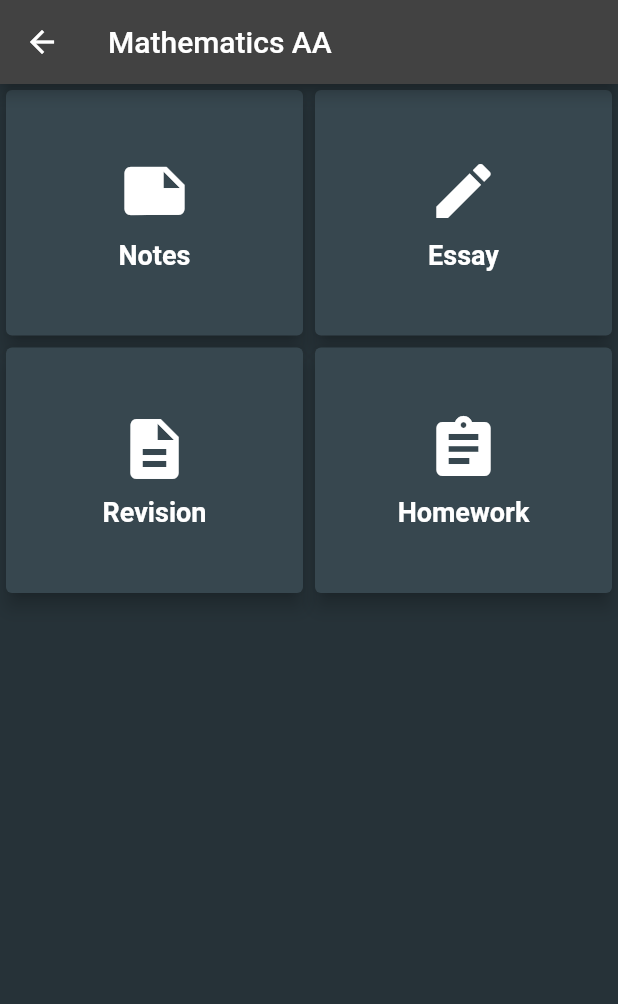
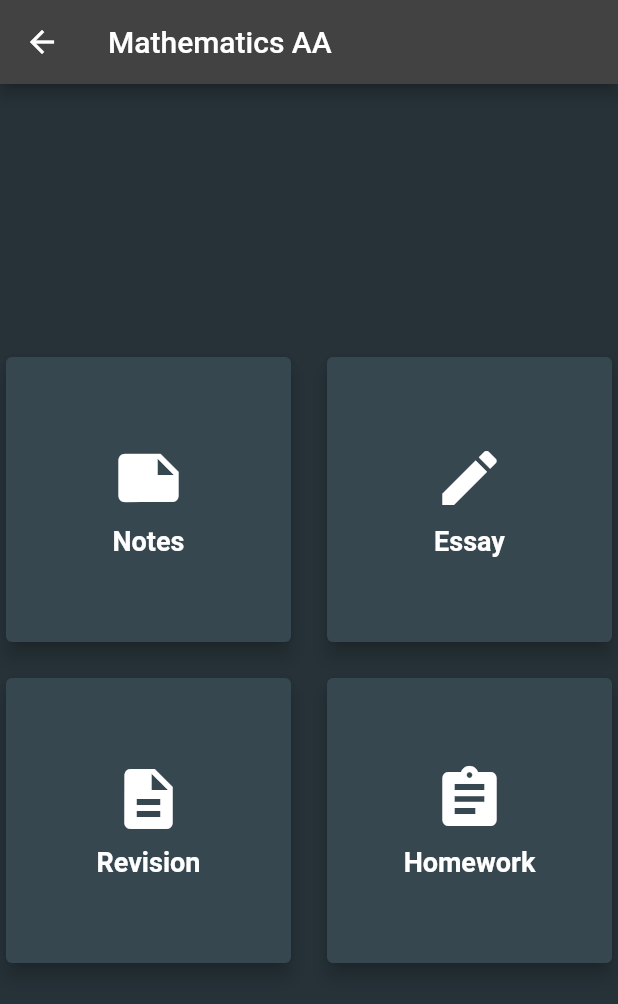
Before and after one commit to ImDaMilan/ibportal, a Flutter app: the screen it shows after launch, after a tap on "Mathematics AA", on a phone screen of 412 x 824 dp. Shown: the top 1004 px of the screen. Run offline on Flutter 3.47's test engine with Material 2 defaults, Android fonts, the phone set to English and light mode, and no system bars.

Commit message:
UI Small Fixes

```diff
--- a/lib/main.dart
+++ b/lib/main.dart
@@ -52,10 +52,12 @@ class _NoteAppState extends State<NoteApp> {
             ),
           ),
           Expanded(
+            child: Center(
               child: GridView.builder(
+                shrinkWrap: true,
                 gridDelegate: const SliverGridDelegateWithFixedCrossAxisCount(
                   crossAxisCount: 4,
-                childAspectRatio: 0.8, // Adjust this value for smaller boxes
+                  childAspectRatio: 0.8,
                 ),
                 itemCount: subjects.length,
                 itemBuilder: (context, index) {
@@ -77,13 +79,13 @@ class _NoteAppState extends State<NoteApp> {
                       child: Column(
                         mainAxisAlignment: MainAxisAlignment.center,
                         children: <Widget>[
-                        Icon(subjects[index]['icon'], size: 48), // Smaller icon
-                        const SizedBox(height: 8), // Adjusted spacing
+                          Icon(subjects[index]['icon'], size: 48),
+                          const SizedBox(height: 8),
                           Text(
                             subjects[index]['name'],
                             textAlign: TextAlign.center,
                             style: const TextStyle(
-                            fontSize: 18, // Smaller font size
+                              fontSize: 18,
                               fontWeight: FontWeight.bold,
                             ),
                           ),
@@ -92,6 +94,7 @@ class _NoteAppState extends State<NoteApp> {
                     ),
                   );
                 },
+              ),
             ),
           ),
         ],
@@ -104,7 +107,11 @@ class WritingTypeSelection extends StatelessWidget {
   final String subject;
   final Map<String, Map<String, List<String>>> notes;
 
-  const WritingTypeSelection({super.key, required this.subject, required this.notes});
+  const WritingTypeSelection({
+    Key? key,
+    required this.subject,
+    required this.notes,
+  }) : super(key: key);
 
   @override
   Widget build(BuildContext context) {
@@ -112,10 +119,15 @@ class WritingTypeSelection extends StatelessWidget {
       appBar: AppBar(
         title: Text(subject),
       ),
-      body: GridView.builder(
-        gridDelegate: const SliverGridDelegateWithFixedCrossAxisCount(
+      body: Center(
+        child: GridView.builder(
+          shrinkWrap: true,
+          gridDelegate: SliverGridDelegateWithFixedCrossAxisCount(
             crossAxisCount: 2,
-          childAspectRatio: 1.2, // Adjust this value for smaller boxes
+            childAspectRatio: MediaQuery.of(context).size.width /
+                (MediaQuery.of(context).size.height / 2),
+            crossAxisSpacing: 16.0,
+            mainAxisSpacing: 16.0,
           ),
           itemCount: 4,
           itemBuilder: (context, index) {
@@ -141,13 +153,13 @@ class WritingTypeSelection extends StatelessWidget {
                 child: Column(
                   mainAxisAlignment: MainAxisAlignment.center,
                   children: <Widget>[
-                  Icon(icons[index], size: 48), // Smaller icon
-                  const SizedBox(height: 8), // Adjusted spacing
+                    Icon(icons[index], size: 48),
+                    const SizedBox(height: 8),
                     Text(
                       writingTypes[index],
                       textAlign: TextAlign.center,
                       style: const TextStyle(
-                      fontSize: 18, // Smaller font size
+                        fontSize: 18,
                         fontWeight: FontWeight.bold,
                       ),
                     ),
@@ -156,6 +168,7 @@ class WritingTypeSelection extends StatelessWidget {
               ),
             );
           },
+        ),
       ),
     );
   }
@@ -166,11 +179,12 @@ class DocumentPage extends StatefulWidget {
   final Map<String, Map<String, List<String>>> notes;
   final String writingType;
 
-  const DocumentPage({super.key,
+  const DocumentPage({
+    Key? key,
     required this.subject,
     required this.notes,
     required this.writingType,
-  });
+  }) : super(key: key);
 
   @override
   _DocumentPageState createState() => _DocumentPageState();
--- a/pubspec.yaml
+++ b/pubspec.yaml
@@ -16,7 +16,7 @@ publish_to: 'none' # Remove this line if you wish to publish to pub.dev
 # https://developer.apple.com/library/archive/documentation/General/Reference/InfoPlistKeyReference/Articles/CoreFoundationKeys.html
 # In Windows, build-name is used as the major, minor, and patch parts
 # of the product and file versions while build-number is used as the build suffix.
-version: 1.0.0+1
+version: 0.1.0
 
 environment:
   sdk: '>=3.1.2 <4.0.0'
@@ -30,7 +30,8 @@ environment:
 dependencies:
   flutter:
     sdk: flutter
-
+  flutter_markdown: ^0.6.17+3
+  cached_network_image: ^3.3.0
 
   # The following adds the Cupertino Icons font to your application.
   # Use with the CupertinoIcons class for iOS style icons.
```
Also changed, not shown: pubspec.lock. Lines whose indentation alone changed are shown as unchanged.
